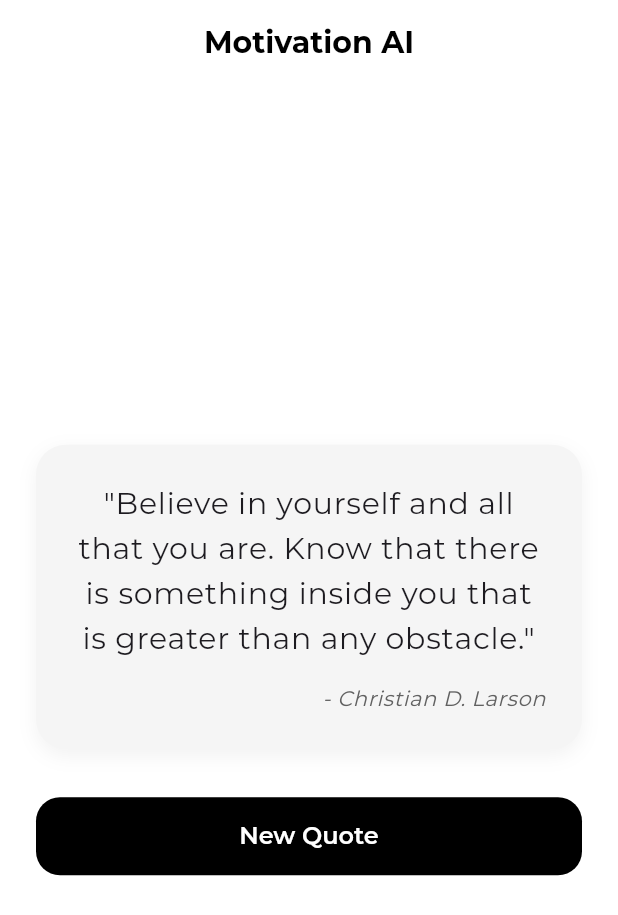
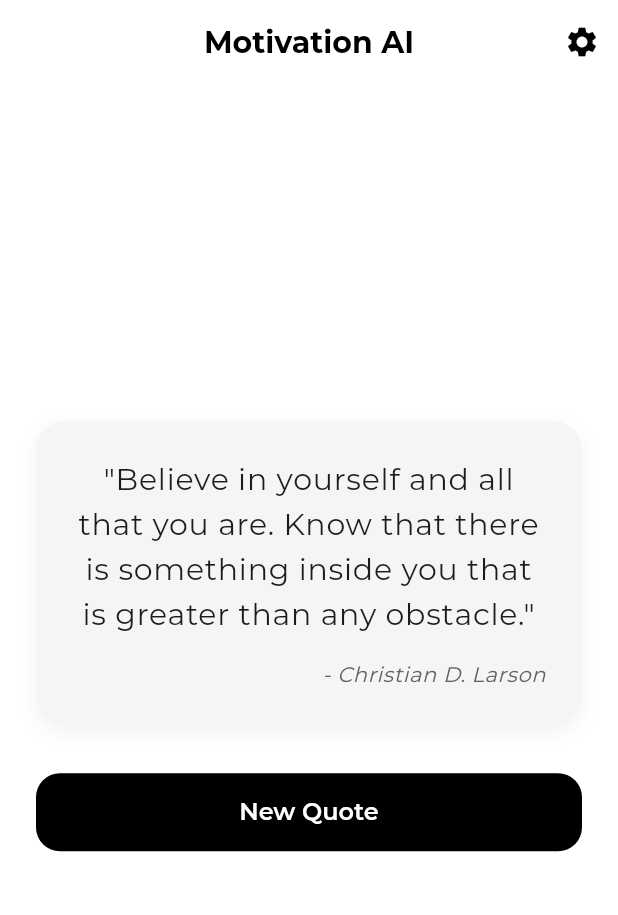
Before and after one commit to farrakhanwahab/motivation-app, a Flutter app: the screen it shows after launch, on a phone screen of 412 x 824 dp. Shown: the top 915 px of the screen. Run offline on Flutter 3.47's test engine with Material 3 defaults, Android fonts, the phone set to English and light mode, and no system bars.

```diff
--- a/lib/main.dart
+++ b/lib/main.dart
@@ -1,6 +1,7 @@
 import 'package:flutter/material.dart';
 import 'theme/app_theme.dart';
 import 'widgets/quote_card.dart';
+import 'screens/preferences_screen.dart';
 
 void main() {
   runApp(const MotivationAIApp());
@@ -20,8 +21,34 @@ class MotivationAIApp extends StatelessWidget {
   }
 }
 
-class HomeScreen extends StatelessWidget {
+class HomeScreen extends StatefulWidget {
   const HomeScreen({super.key});
+
+  @override
+  State<HomeScreen> createState() => _HomeScreenState();
+}
+
+class _HomeScreenState extends State<HomeScreen> {
+  List<String> selectedTopics = [];
+  String selectedMood = 'Any';
+
+  void _openPreferences() async {
+    final result = await Navigator.push(
+      context,
+      MaterialPageRoute(
+        builder: (context) => const PreferencesScreen(),
+      ),
+    );
+    if (result != null && result is Map) {
+      setState(() {
+        selectedTopics = List<String>.from(result['topics'] ?? []);
+        selectedMood = result['mood'] ?? 'Any';
+      });
+      ScaffoldMessenger.of(context).showSnackBar(
+        SnackBar(content: Text('Preferences updated!')),
+      );
+    }
+  }
 
   @override
   Widget build(BuildContext context) {
@@ -30,6 +57,13 @@ class HomeScreen extends StatelessWidget {
         title: const Text('Motivation AI'),
         centerTitle: true,
         elevation: 0,
+        actions: [
+          IconButton(
+            icon: const Icon(Icons.settings),
+            onPressed: _openPreferences,
+            tooltip: 'Preferences',
+          ),
+        ],
       ),
       body: Center(
         child: Padding(
@@ -37,9 +71,8 @@ class HomeScreen extends StatelessWidget {
           child: Column(
             mainAxisAlignment: MainAxisAlignment.center,
             children: [
-              const QuoteCard(
-                quote:
-                    'Believe in yourself and all that you are. Know that there is something inside you that is greater than any obstacle.',
+              QuoteCard(
+                quote: 'Believe in yourself and all that you are. Know that there is something inside you that is greater than any obstacle.',
                 author: 'Christian D. Larson',
               ),
               const SizedBox(height: 32),
@@ -51,6 +84,17 @@ class HomeScreen extends StatelessWidget {
                   child: const Text('New Quote'),
                 ),
               ),
+              const SizedBox(height: 32),
+              if (selectedTopics.isNotEmpty || selectedMood != 'Any')
+                Column(
+                  crossAxisAlignment: CrossAxisAlignment.start,
+                  children: [
+                    if (selectedTopics.isNotEmpty)
+                      Text('Topics: ${selectedTopics.join(", ")}', style: Theme.of(context).textTheme.bodySmall),
+                    if (selectedMood != 'Any')
+                      Text('Mood: $selectedMood', style: Theme.of(context).textTheme.bodySmall),
+                  ],
+                ),
             ],
           ),
         ),
```
Also changed, not shown: lib/screens/preferences_screen.dart (added, +101 -0 lines).
